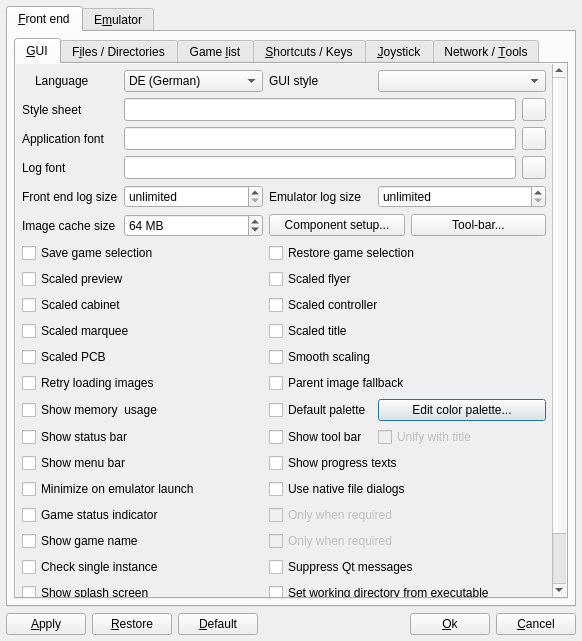
Qt form options.ui (qmc2/qmc2-mame-fe) before a commit.
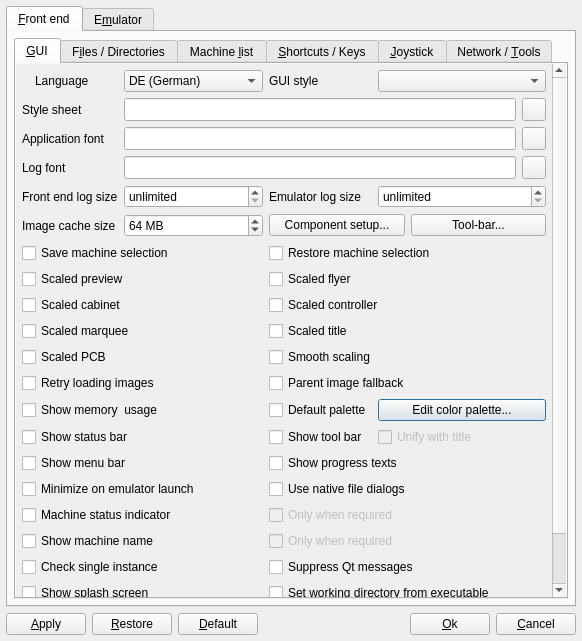
The same form after that commit. The open tabs and pages were chosen to show the change. Icons and pictures are not drawn.

Commit message: imp: globally replaced the term 'game' with a corresponding 'machine' pendant

Diff of the .ui file:
```diff
--- a/options.ui
+++ b/options.ui
@@ -133,7 +133,7 @@
                     <string>Show game's description at the bottom of any images</string>
                    </property>
                    <property name="text">
-                    <string>Show game name</string>
+                    <string>Show machine name</string>
                    </property>
                   </widget>
                  </item>
@@ -276,7 +276,7 @@
                     <string>Restore saved game selection at start and after reloading the game list</string>
                    </property>
                    <property name="text">
-                    <string>Restore game selection</string>
+                    <string>Restore machine selection</string>
                    </property>
                   </widget>
                  </item>
@@ -509,7 +509,7 @@
                     <string>Show vertical game status indicator in game details</string>
                    </property>
                    <property name="text">
-                    <string>Game status indicator</string>
+                    <string>Machine status indicator</string>
                    </property>
                   </widget>
                  </item>
@@ -818,7 +818,7 @@
                     <string>Save game selection on exit and before reloading the game list</string>
                    </property>
                    <property name="text">
-                    <string>Save game selection</string>
+                    <string>Save machine selection</string>
                    </property>
                   </widget>
                  </item>
@@ -2896,7 +2896,7 @@
          </widget>
          <widget class="QWidget" name="tabFrontendGamelist">
           <attribute name="title">
-           <string>Game &amp;list</string>
+           <string>Machine &amp;list</string>
           </attribute>
           <layout class="QGridLayout" name="gridLayout_6">
            <property name="margin">
```
Left out of the diff: 54 changed lines with no effect on the pictures. The commit also changes 62 other files.
